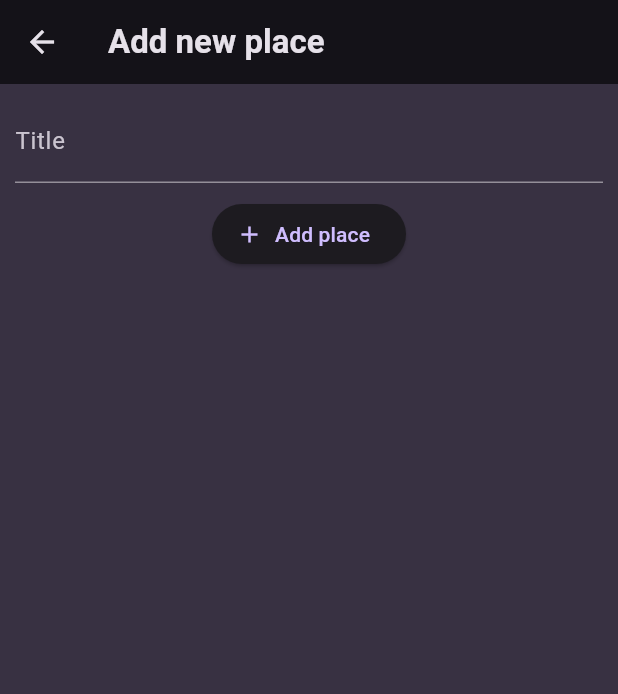
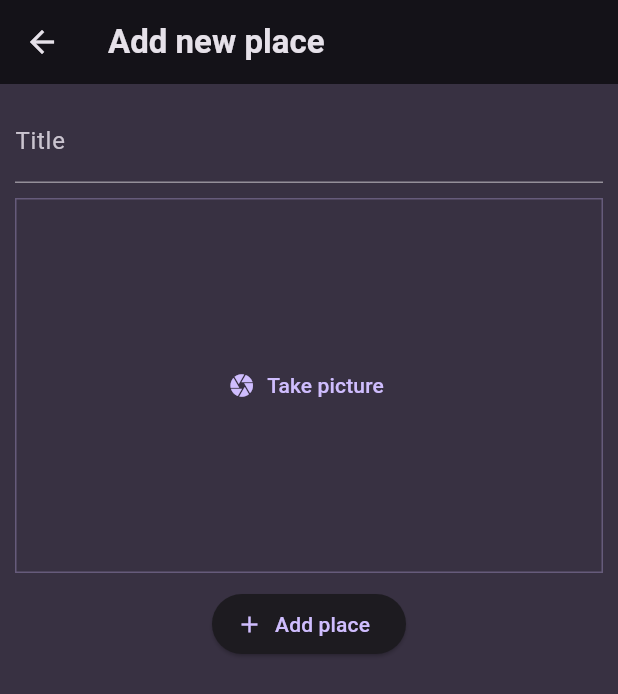
Before and after one commit to Houcine-O/favorite-places-app, a Flutter app: the AddPlaceScreen screen opened directly, on a phone screen of 412 x 824 dp. Shown: the top 694 px of the screen. Run offline on Flutter 3.47's test engine with Material 3 defaults, Android fonts, the phone set to English and light mode, and no system bars; our stand-ins replace flutter_riverpod, google_fonts, image_picker.

Commit message:
added an image picker for the add place screen

```diff
--- a/lib/data/data.dart
+++ /dev/null
@@ -1,3 +0,0 @@
-import 'package:favorite_places_app/models/place_model.dart';
-
-final List<Place> placesList = [];
--- a/lib/screens/add_place_screen.dart
+++ b/lib/screens/add_place_screen.dart
@@ -1,4 +1,5 @@
 import 'package:favorite_places_app/providers/places_list_provider.dart';
+import 'package:favorite_places_app/widgets/image_input.dart';
 import 'package:flutter_riverpod/flutter_riverpod.dart';
 import 'package:flutter/material.dart';
 
@@ -16,6 +17,7 @@ class _AddPlaceScreenState extends ConsumerState<AddPlaceScreen> {
   String _title = '';
   @override
   Widget build(BuildContext context) {
+    // ignore: unused_local_variable
     final favPlaces = ref.watch(favoritePlacesProvider);
     return Scaffold(
       appBar: AppBar(
@@ -45,6 +47,10 @@ class _AddPlaceScreenState extends ConsumerState<AddPlaceScreen> {
             const SizedBox(
               height: 10,
             ),
+            const ImageInput(),
+            const SizedBox(
+              height: 10,
+            ),
             ElevatedButton.icon(
               onPressed: () {
                 if (_formKey.currentState!.validate()) {
--- /dev/null
+++ b/lib/widgets/image_input.dart
@@ -0,0 +1,59 @@
+import 'dart:io';
+
+import 'package:flutter/material.dart';
+import 'package:image_picker/image_picker.dart';
+
+class ImageInput extends StatefulWidget {
+  const ImageInput({super.key});
+
+  @override
+  State<ImageInput> createState() => _ImageInputState();
+}
+
+class _ImageInputState extends State<ImageInput> {
+  File? _image;
+  void _takepicture() async {
+    final imagePicker = ImagePicker();
+    final pickedImage = await imagePicker.pickImage(
+      source: ImageSource.camera,
+      maxWidth: 600,
+    );
+
+    if (pickedImage == null) return;
+    setState(() {
+      _image = File(pickedImage.path);
+    });
+  }
+
+  @override
+  Widget build(BuildContext context) {
+    Widget content = TextButton.icon(
+      onPressed: _takepicture,
+      icon: const Icon(Icons.camera),
+      label: const Text('Take picture'),
+    );
+    if (_image != null) {
+      content = GestureDetector(
+        onTap: _takepicture,
+        child: Image.file(
+          _image!,
+          fit: BoxFit.cover,
+          width: double.infinity,
+          height: double.infinity,
+        ),
+      );
+    }
+    return Container(
+      decoration: BoxDecoration(
+        border: Border.all(
+          width: 1,
+          color: Theme.of(context).colorScheme.primary.withOpacity(0.3),
+        ),
+      ),
+      height: 250,
+      width: double.infinity,
+      alignment: Alignment.center,
+      child: content,
+    );
+  }
+}
--- a/pubspec.yaml
+++ b/pubspec.yaml
@@ -38,6 +38,7 @@ dependencies:
   google_fonts: ^6.1.0
   flutter_riverpod: ^2.4.9
   uuid: ^4.2.2
+  image_picker: ^1.0.5
 
 dev_dependencies:
   flutter_test:
```
Also changed, not shown: pubspec.lock, 6 other files.
